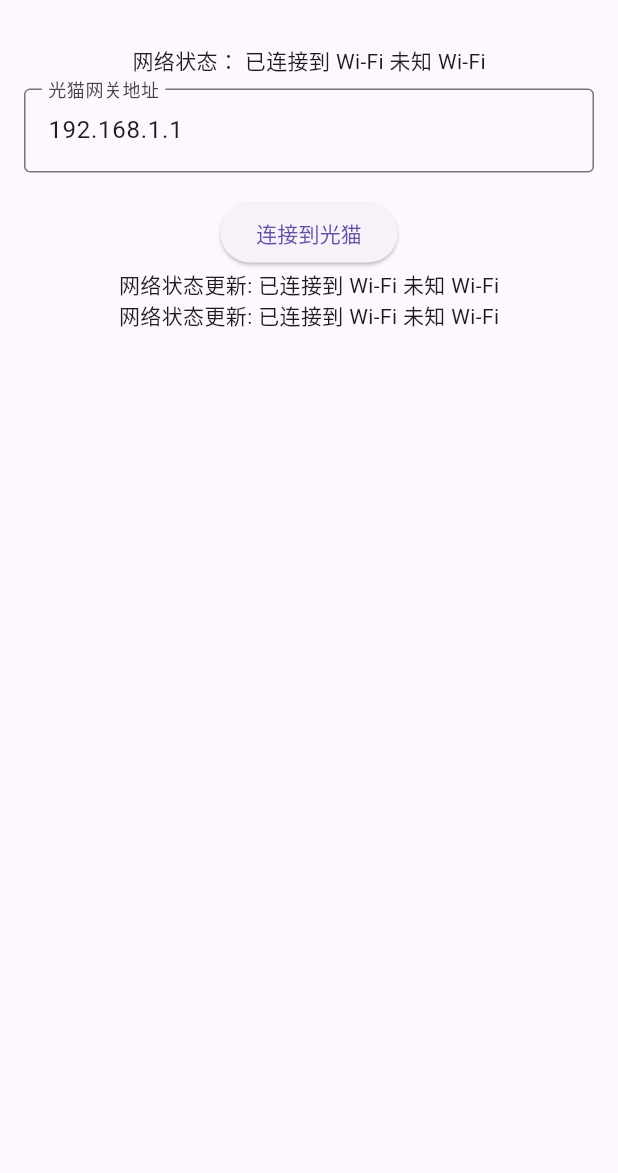
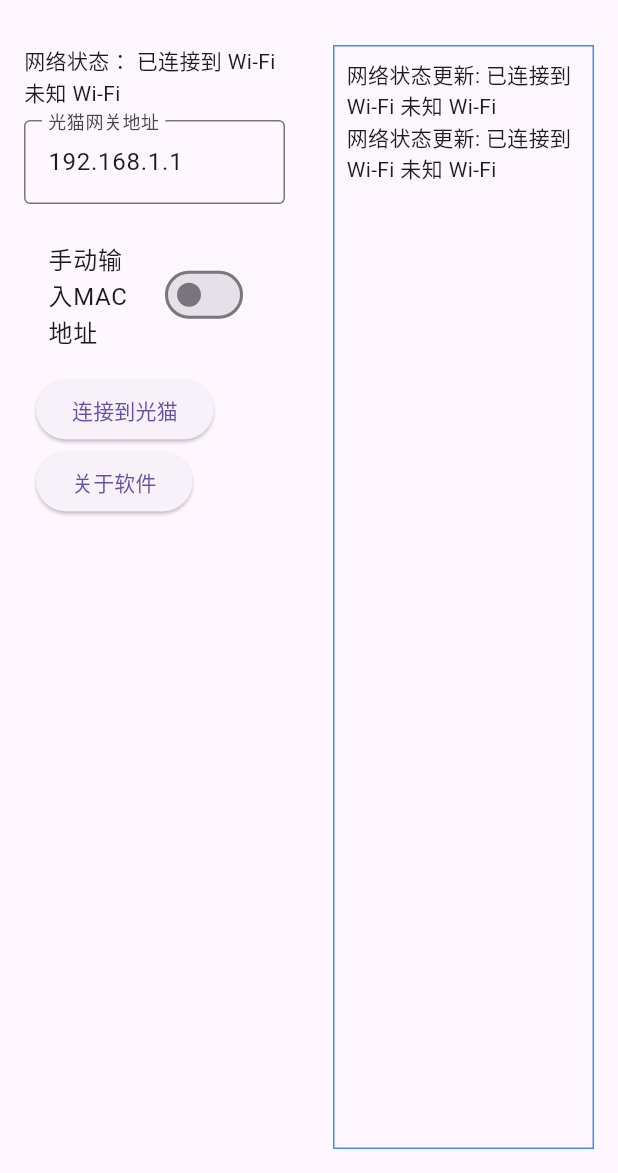
Before and after one commit to CN-Scars/InfoCat, a Flutter app: the screen it shows after launch, on a phone screen of 412 x 824 dp, the part 63-1236 px from its top. Run offline on Flutter 3.47's test engine with Material 3 defaults, Android fonts, the phone set to English and light mode, and no system bars; our stand-ins replace connectivity_plus; missing offline and left inert: network_info_plus.

Commit message:
Completed the interface design of some functions of the software

```diff
--- a/lib/main.dart
+++ b/lib/main.dart
@@ -32,7 +32,11 @@ class _MyHomePageState extends State<MyHomePage> {
   final Connectivity _connectivity = Connectivity();
   late StreamSubscription<ConnectivityResult> _connectivitySubscription;
   String _gatewayAddress = '192.168.1.1'; // 默认的光猫网关地址
+  bool _isManualMac = false; // 是否手动输入MAC地址
+  String _manualMacAddress = ''; // 手动输入的MAC地址
   String _logs = ''; // 用于存储日志的字符串
+  final ScrollController _logScrollController =
+      ScrollController(); // 用于控制日志滚动的控制器
 
   @override
   void initState() {
@@ -52,6 +56,12 @@ class _MyHomePageState extends State<MyHomePage> {
     setState(() {
       _logs += log + '\n'; // 添加日志信息并换行
     });
+    // 缓慢滚动到底部
+    _logScrollController.animateTo(
+      _logScrollController.position.maxScrollExtent,
+      duration: Duration(milliseconds: 500),
+      curve: Curves.easeInSine,
+    );
   }
 
   Future<void> _initConnectivity() async {
@@ -106,14 +116,22 @@ class _MyHomePageState extends State<MyHomePage> {
       appBar: AppBar(
         title: Text('InfoCat: Home Modem Information Tool'),
       ),
-      body: Padding(
+      body: Row(
+        children: [
+          Expanded(
+            flex: 1,
+            child: Padding(
               padding: EdgeInsets.all(16.0),
               child: Column(
-          mainAxisAlignment: MainAxisAlignment.center,
-          children: <Widget>[
+                mainAxisAlignment: MainAxisAlignment.start,
+                children: [
                   Text('网络状态： $_connectionStatus'),
                   SizedBox(height: 8.0),
-            TextFormField(
+                  Row(
+                    children: [
+                      Flexible(
+                        flex: 1, // 当不显示"光猫MAC地址"时，"光猫网关地址"占满整个行
+                        child: TextFormField(
                           initialValue: _gatewayAddress,
                           decoration: InputDecoration(
                             labelText: '光猫网关地址',
@@ -123,23 +141,94 @@ class _MyHomePageState extends State<MyHomePage> {
                             _gatewayAddress = value;
                           },
                         ),
+                      ),
+                      if (_isManualMac) ...[
+                        // 仅当_isManualMac为true时添加以下组件
+                        SizedBox(width: 16.0),
+
+                        Flexible(
+                          flex: 1,
+                          child: AnimatedOpacity(
+                            opacity: _isManualMac ? 1.0 : 0.0,
+                            duration: Duration(milliseconds: 500),
+                            child: TextFormField(
+                              decoration: InputDecoration(
+                                labelText: '光猫MAC地址',
+                                border: OutlineInputBorder(),
+                              ),
+                              onChanged: (value) {
+                                _manualMacAddress = value;
+                              },
+                            ),
+                          ),
+                        ),
+                      ],
+                    ],
+                  ),
                   SizedBox(height: 16.0),
+                  SwitchListTile(
+                    title: Text('手动输入MAC地址'),
+                    value: _isManualMac,
+                    onChanged: (value) {
+                      setState(() {
+                        _isManualMac = value;
+                        _addLog('手动输入MAC地址: ${_isManualMac ? '开启' : '关闭'}');
+                      });
+                    },
+                  ),
+                  ButtonBar(
+                    alignment: MainAxisAlignment.spaceAround, // 按钮之间的间距均匀分布
+                    children: <Widget>[
                       ElevatedButton(
                         onPressed: () async {
                           _addLog('尝试连接到光猫: $_gatewayAddress');
-                String gatewayMACAddress = await NativeCode.getGatewayMACAddress(_gatewayAddress);
-                _addLog((gatewayMACAddress.isNotEmpty ? '光猫 MAC 地址: $gatewayMACAddress' : '无法连接到光猫'));
+                          String gatewayMACAddress;
+                          if (!_isManualMac) {
+                            gatewayMACAddress =
+                                await NativeCode.getGatewayMACAddress(
+                                    _gatewayAddress);
+                          } else {
+                            gatewayMACAddress =
+                                _manualMacAddress; // 使用手动输入的MAC地址
+                          }
+                          _addLog(gatewayMACAddress.isNotEmpty
+                              ? '光猫 MAC 地址: $gatewayMACAddress'
+                              : '无法连接到光猫');
                         },
                         child: Text('连接到光猫'),
                       ),
+                      ElevatedButton(
+                        onPressed: () {
+                          // TODO: Implement about software functionality
+                        },
+                        child: Text('关于软件'),
+                      ),
+                    ],
+                  ),
+                  // 下半部分预留空间
+                ],
+              ),
+            ),
+          ),
           Expanded(
+            flex: 1,
+            child: Container(
+              padding: EdgeInsets.all(8.0),
+              margin: EdgeInsets.all(16.0),
+              height: MediaQuery.of(context).size.height,
+              decoration: BoxDecoration(
+                border: Border.all(color: Colors.blueAccent),
+              ),
+              constraints: BoxConstraints(
+                  minHeight: MediaQuery.of(context).size.height * 0.5),
               child: SingleChildScrollView(
-                child: Text(_logs), // 显示日志信息
+                controller: _logScrollController,
+                child: Text(_logs), // 显示日志
+              ),
             ),
           ),
         ],
       ),
-      ),
     );
   }
 }
```
Lines whose indentation alone changed are shown as unchanged.
